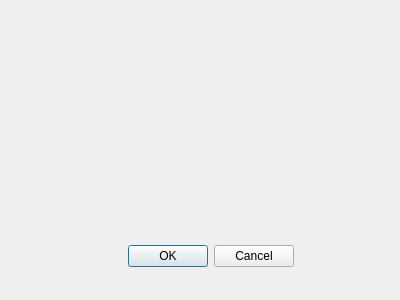
Above: global_options.ui from bahec06/ISKD before the change. Below: the same form after it.
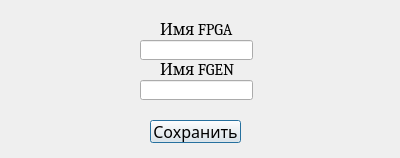
That is the form after the change.

```diff
--- a/global_options.ui
+++ b/global_options.ui
@@ -7,29 +7,87 @@
     <x>0</x>
     <y>0</y>
     <width>400</width>
-    <height>300</height>
+    <height>158</height>
    </rect>
   </property>
   <property name="windowTitle">
    <string>Настройки</string>
   </property>
-  <widget class="QDialogButtonBox" name="buttonBox">
+  <widget class="QLineEdit" name="fpga_res_edit">
    <property name="geometry">
     <rect>
-     <x>40</x>
-     <y>240</y>
-     <width>341</width>
-     <height>32</height>
+     <x>140</x>
+     <y>40</y>
+     <width>113</width>
+     <height>20</height>
     </rect>
    </property>
-   <property name="orientation">
-    <enum>Qt::Horizontal</enum>
+  </widget>
+  <widget class="QLabel" name="fgpa_res_label">
+   <property name="geometry">
+    <rect>
+     <x>160</x>
+     <y>20</y>
+     <width>81</width>
+     <height>16</height>
+    </rect>
    </property>
-   <property name="standardButtons">
-    <set>QDialogButtonBox::Cancel|QDialogButtonBox::Ok</set>
+   <property name="font">
+    <font>
+     <family>Cambria</family>
+     <pointsize>12</pointsize>
+    </font>
    </property>
-   <property name="centerButtons">
-    <bool>true</bool>
+   <property name="text">
+    <string>Имя FPGA</string>
+   </property>
+  </widget>
+  <widget class="QLineEdit" name="fgen_res_edit">
+   <property name="geometry">
+    <rect>
+     <x>140</x>
+     <y>80</y>
+     <width>113</width>
+     <height>20</height>
+    </rect>
+   </property>
+  </widget>
+  <widget class="QLabel" name="fgen_res_label">
+   <property name="geometry">
+    <rect>
+     <x>160</x>
+     <y>60</y>
+     <width>81</width>
+     <height>16</height>
+    </rect>
+   </property>
+   <property name="font">
+    <font>
+     <family>Cambria</family>
+     <pointsize>12</pointsize>
+    </font>
+   </property>
+   <property name="text">
+    <string>Имя FGEN</string>
+   </property>
+  </widget>
+  <widget class="QPushButton" name="save_button">
+   <property name="geometry">
+    <rect>
+     <x>150</x>
+     <y>120</y>
+     <width>91</width>
+     <height>23</height>
+    </rect>
+   </property>
+   <property name="font">
+    <font>
+     <family>Calibri Light</family>
+     <pointsize>12</pointsize>
+    </font>
+   </property>
+   <property name="text">
+    <string>Сохранить</string>
    </property>
   </widget>
  </widget>
```
Left out of the diff: 35 changed lines with no effect on the pictures.
